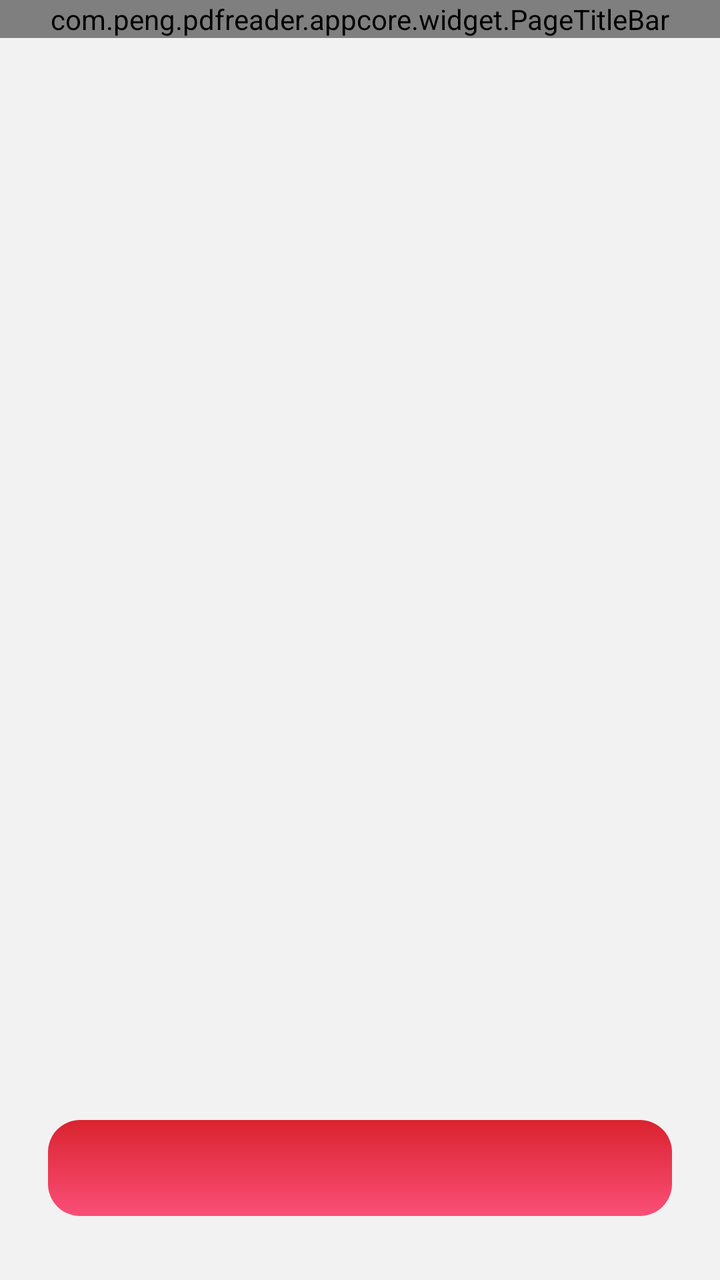
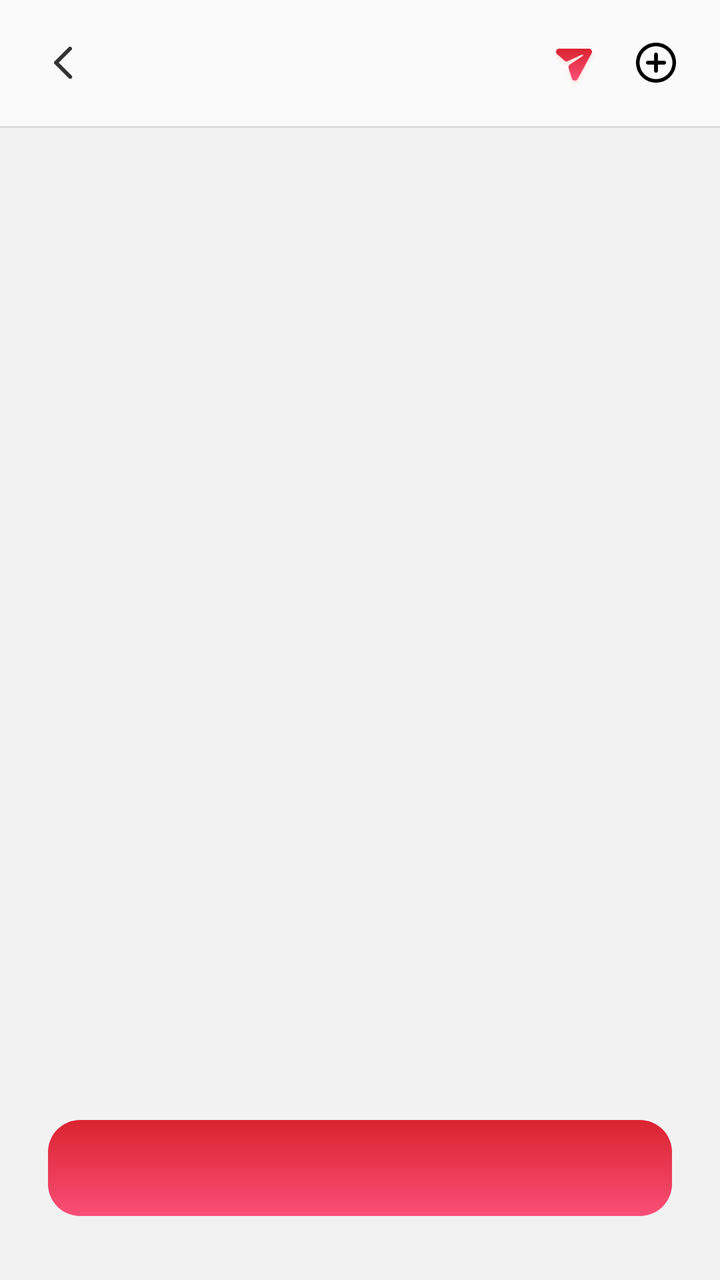

Screens rendered from an Android XML layout before and after an edit, with the pre-edit source and the edit as a unified diff.
<!-- AndroidManifest.xml: application theme Theme.PdfReader -->
<!-- res/layout/tools_activity_merge.xml -->
<?xml version="1.0" encoding="utf-8"?>
<FrameLayout xmlns:android="http://schemas.android.com/apk/res/android"
    android:layout_width="match_parent"
    android:layout_height="match_parent"
    android:background="@color/surface_subtle">

    <LinearLayout
        android:layout_width="match_parent"
        android:layout_height="match_parent"
        android:orientation="vertical">

        <com.peng.pdfreader.appcore.widget.PageTitleBar
            android:id="@+id/titleBar"
            android:layout_width="match_parent"
            android:layout_height="wrap_content" />

        <FrameLayout
            android:id="@+id/content"
            android:layout_width="match_parent"
            android:layout_height="0dp"
            android:layout_weight="1">

            
            <androidx.recyclerview.widget.RecyclerView
                android:id="@+id/rvFiles"
                android:layout_width="match_parent"
                android:layout_height="match_parent"
                android:clipToPadding="false"
                android:overScrollMode="never"
                android:paddingStart="12dp"
                android:paddingTop="10dp"
                android:paddingEnd="12dp"
                android:paddingBottom="96dp"
                android:scrollbars="none" />

            
            <androidx.recyclerview.widget.RecyclerView
                android:id="@+id/rvOrder"
                android:layout_width="match_parent"
                android:layout_height="match_parent"
                android:clipToPadding="false"
                android:overScrollMode="never"
                android:paddingStart="12dp"
                android:paddingTop="10dp"
                android:paddingEnd="12dp"
                android:paddingBottom="96dp"
                android:scrollbars="none" />

            

        </FrameLayout>

    </LinearLayout>

    
    <FrameLayout
        android:id="@+id/bottomBar"
        android:layout_width="match_parent"
        android:layout_height="wrap_content"
        android:layout_gravity="bottom"
        android:paddingStart="24dp"
        android:paddingTop="16dp"
        android:paddingEnd="24dp"
        android:paddingBottom="32dp">

        <TextView
            android:id="@+id/btnAction"
            android:layout_width="match_parent"
            android:layout_height="48dp"
            android:background="@drawable/gradient_red"
            android:clickable="true"
            android:focusable="true"
            android:fontFamily="sans-serif-medium"
            android:gravity="center"
            android:textColor="@color/text_on_tint"
            android:textSize="16sp" />

    </FrameLayout>

</FrameLayout>
<!-- resources referenced by this layout -->
<resources>
  <color name="surface_subtle">#f2f2f2</color>
  <color name="text_on_tint">#f8fbff</color>
  <!-- drawable gradient_red (drawable) -->
  <?xml version="1.0" encoding="utf-8"?>
  <shape xmlns:android="http://schemas.android.com/apk/res/android"
      android:shape="rectangle"
      >
      <gradient android:startColor="#fffa4f78" android:endColor="#ffda232f" android:angle="90"/>
      <corners android:radius="16dp"/>
  </shape>
  <style name="Theme.PdfReader" parent="Theme.AppCore">
          <item name="android:windowBackground">@color/surface_subtle</item>
      </style>
  <color name="brand_primary">#da232f</color>
  <color name="brand_primary_dark">#dc2634</color>
  <color name="status_error_deep">#cc2631</color>
  <color name="surface_card">#fafafa</color>
  <color name="text_primary">#060606</color>
  <color name="surface_muted">#f1f1f1</color>
  <color name="text_tertiary">#666666</color>
  <color name="status_error_crimson">#c42e47</color>
  <color name="text_secondary">#333333</color>
  <color name="text_placeholder">#999999</color>
  <style name="Widget.AppCore.BottomSheet" parent="Widget.MaterialComponents.BottomSheet.Modal">
          <item name="backgroundTint">@color/surface_white_alt</item>
          <item name="shapeAppearanceOverlay">@style/ShapeAppearance.AppCore.BottomSheet</item>
          <item name="android:background">@android:color/transparent</item>
      </style>
  <color name="surface_white_alt">#fffdfd</color>
  <style name="MaterialAlertDialog.AppCore" parent="MaterialAlertDialog.MaterialComponents">
          <item name="shapeAppearanceOverlay">@style/ShapeAppearance.AppCore.Dialog</item>
          <item name="backgroundTint">@color/surface_white_alt</item>
      </style>
  <style name="MaterialAlertDialog.AppCore.Title" parent="MaterialAlertDialog.MaterialComponents.Title.Text">
          <item name="android:textColor">@color/text_primary</item>
      </style>
  <style name="Widget.AppCore.Button.Text" parent="Widget.MaterialComponents.Button.TextButton">
          <item name="android:textColor">@color/text_on_tint</item>
          <item name="android:letterSpacing">0</item>
          <item name="android:textSize">16sp</item>
      </style>
  <style name="ShapeAppearance.AppCore.BottomSheet" parent="">
          <item name="cornerFamily">rounded</item>
          <item name="cornerSizeTopLeft">@dimen/radius_xl</item>
          <item name="cornerSizeTopRight">@dimen/radius_xl</item>
          <item name="cornerSizeBottomLeft">0dp</item>
          <item name="cornerSizeBottomRight">0dp</item>
      </style>
  <style name="ShapeAppearance.AppCore.Dialog" parent="">
          <item name="cornerFamily">rounded</item>
          <item name="cornerSize">@dimen/radius_xl</item>
      </style>
  <dimen name="radius_xl">16dp</dimen>
  <!-- unchanged entries left out for length: 3 -->
</resources>

<!-- the commit's change to res/layout/tools_activity_merge.xml (unified diff, before → after) -->
@@ -9,10 +9,54 @@
         android:layout_height="match_parent"
         android:orientation="vertical">
 
-        <com.peng.pdfreader.appcore.widget.PageTitleBar
-            android:id="@+id/titleBar"
+        
+        <LinearLayout
             android:layout_width="match_parent"
-            android:layout_height="wrap_content" />
+            android:layout_height="63dp"
+            android:background="@color/surface_card"
+            android:gravity="center_vertical"
+            android:orientation="horizontal"
+            android:paddingStart="20dp"
+            android:paddingEnd="20dp">
+
+            <ImageView
+                android:id="@+id/ivBack"
+                android:layout_width="24dp"
+                android:layout_height="24dp"
+                android:layout_marginEnd="8dp"
+                android:contentDescription="@string/label_back"
+                android:src="@drawable/ic_arrow_back" />
+
+            <TextView
+                android:id="@+id/tvTitle"
+                style="@style/TextAppearance.AppCore.PageTitle"
+                android:layout_width="0dp"
+                android:layout_height="wrap_content"
+                android:layout_weight="1"
+                android:ellipsize="end"
+                android:maxLines="1" />
+
+            <ImageView
+                android:id="@+id/ivShare"
+                android:layout_width="24dp"
+                android:layout_height="24dp"
+                android:layout_marginEnd="16dp"
+                android:contentDescription="@string/share"
+                android:src="@mipmap/ic_share_app" />
+
+            <ImageView
+                android:id="@+id/ivAdd"
+                android:layout_width="24dp"
+                android:layout_height="24dp"
+                android:contentDescription="@string/tools_merge_add"
+                android:src="@mipmap/ic_add_circle" />
+        </LinearLayout>
+
+        
+        <View
+            android:layout_width="match_parent"
+            android:layout_height="1dp"
+            android:background="@color/surface_hairline" />
 
         <FrameLayout
             android:id="@+id/content"
<!-- resource entries referenced after the edit -->
@@ -10,6 +10,29 @@
       <gradient android:startColor="#fffa4f78" android:endColor="#ffda232f" android:angle="90"/>
       <corners android:radius="16dp"/>
   </shape>
+  <!-- drawable ic_arrow_back (drawable) -->
+  <?xml version="1.0" encoding="utf-8"?>
+  <vector xmlns:android="http://schemas.android.com/apk/res/android"
+      android:width="24dp"
+      android:height="24dp"
+      android:viewportWidth="24"
+      android:viewportHeight="24"
+      android:tint="@color/text_secondary">
+      <path
+          android:fillColor="#FF000000"
+          android:pathData="M15.7,4.3a1,1 0 0,1 0,1.4L9.4,12l6.3,6.3a1,1 0 1,1 -1.4,1.4l-7,-7a1,1 0 0,1 0,-1.4l7,-7a1,1 0 0,1 1.4,0z" />
+  </vector>
+  <!-- mipmap ic_add_circle: webp bitmap (mipmap-xxhdpi, 1692 bytes) -->
+  <!-- mipmap ic_share_app: webp bitmap (mipmap-xxhdpi, 6580 bytes) -->
+  <string name="label_back" translatable="false">Back</string>
+  <string name="share">分享/导出</string>
+  <string name="tools_merge_add">添加文档</string>
+  <style name="TextAppearance.AppCore.PageTitle" parent="TextAppearance.MaterialComponents.Headline6">
+          <item name="android:textSize">20sp</item>
+          <item name="android:textStyle">bold</item>
+          <item name="android:textColor">@color/text_primary</item>
+          <item name="android:includeFontPadding">false</item>
+      </style>
   <style name="Theme.PdfReader" parent="Theme.AppCore">
           <item name="android:windowBackground">@color/surface_subtle</item>
       </style>
@@ -17,6 +40,7 @@
   <color name="brand_primary_dark">#dc2634</color>
   <color name="status_error_deep">#cc2631</color>
   <color name="surface_card">#fafafa</color>
+  <color name="surface_hairline">#dddddd</color>
   <color name="text_primary">#060606</color>
   <color name="surface_muted">#f1f1f1</color>
   <color name="text_tertiary">#666666</color>
